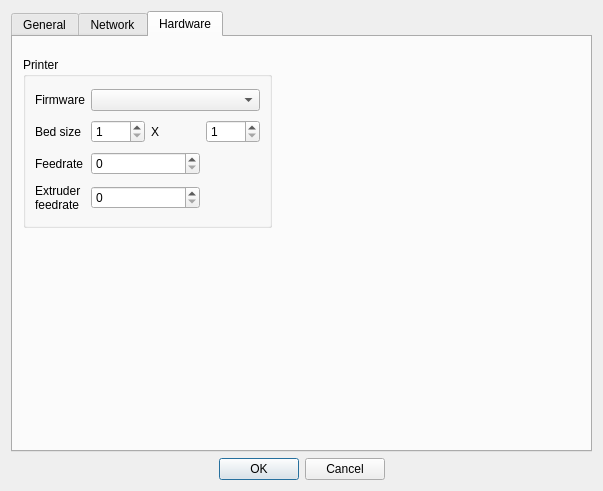
This is settingswindow.ui in NeoTheFox/RepRaptor as Qt 5 draws it before an edit. The edited form follows.
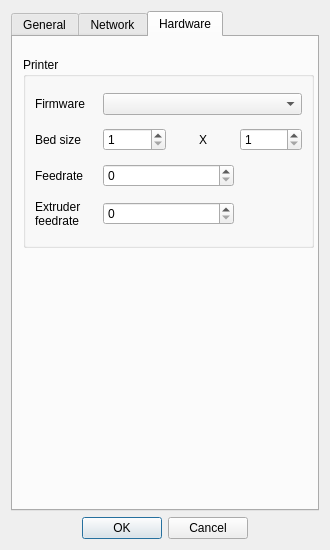
This is the edited form. The open tabs and pages were chosen to show the change. Icons and pictures are not drawn.

```diff
--- a/settingswindow.ui
+++ b/settingswindow.ui
@@ -6,10 +6,16 @@
    <rect>
     <x>0</x>
     <y>0</y>
-    <width>603</width>
-    <height>491</height>
+    <width>330</width>
+    <height>550</height>
    </rect>
   </property>
+  <property name="minimumSize">
+   <size>
+    <width>330</width>
+    <height>550</height>
+   </size>
+  </property>
   <property name="windowTitle">
    <string>Settings</string>
   </property>
@@ -232,12 +238,12 @@
         <rect>
          <x>10</x>
          <y>20</y>
-         <width>249</width>
-         <height>171</height>
+         <width>291</width>
+         <height>191</height>
         </rect>
        </property>
        <property name="sizePolicy">
-        <sizepolicy hsizetype="Preferred" vsizetype="Minimum">
+        <sizepolicy hsizetype="MinimumExpanding" vsizetype="Fixed">
          <horstretch>0</horstretch>
          <verstretch>0</verstretch>
         </sizepolicy>
@@ -261,6 +267,9 @@
           <property name="text">
            <string>X</string>
           </property>
+          <property name="alignment">
+           <set>Qt::AlignCenter</set>
+          </property>
          </widget>
         </item>
         <item row="1" column="3">
@@ -309,6 +318,12 @@
         </item>
         <item row="3" column="0">
          <widget class="QLabel" name="label_10">
+          <property name="minimumSize">
+           <size>
+            <width>0</width>
+            <height>0</height>
+           </size>
+          </property>
           <property name="text">
            <string>Extruder
 feedrate</string>
```
Left out of the diff: 2 changed lines with no effect on the pictures.
